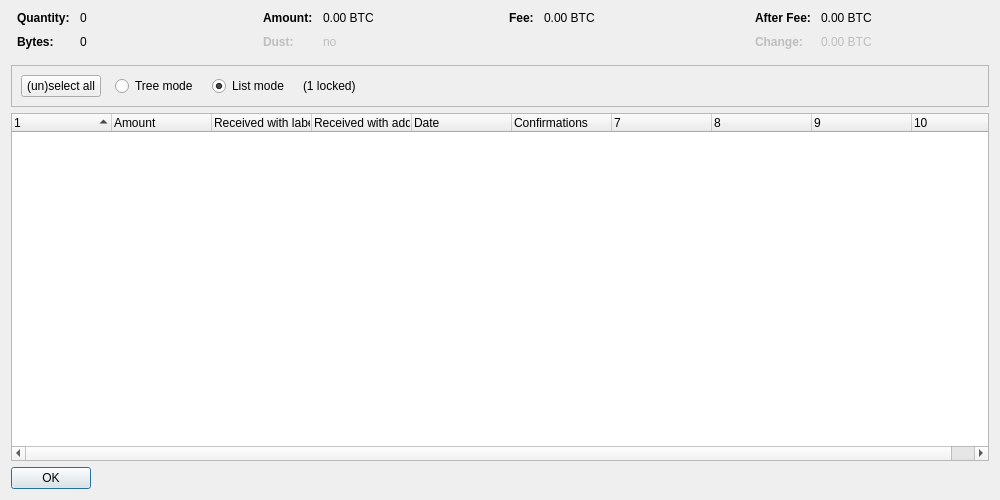
Old version of the form src/qt/forms/coincontroldialog.ui in the repository flavacoin/educational-coin-project.
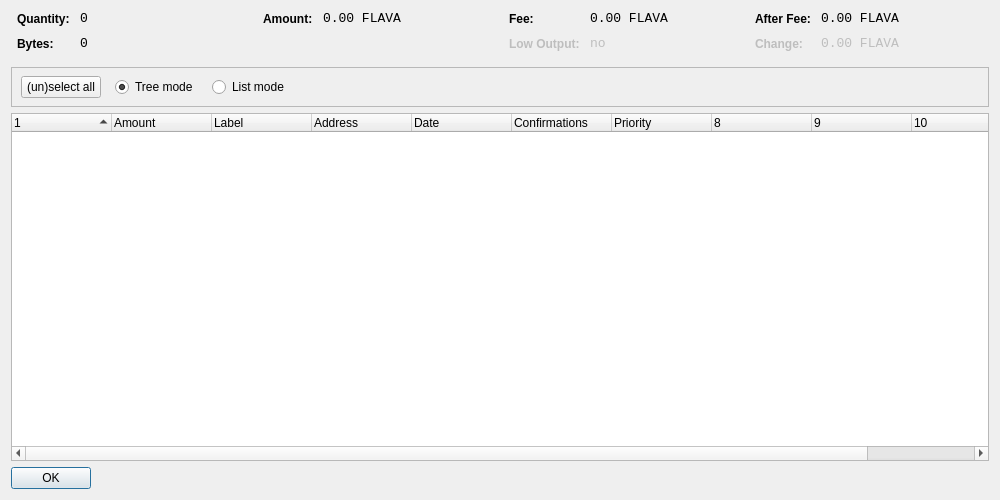
New version of the form. Custom widgets are drawn as their Qt base class.

Patch:
```diff
--- a/src/qt/forms/coincontroldialog.ui
+++ b/src/qt/forms/coincontroldialog.ui
@@ -38,11 +38,8 @@
        </property>
        <item row="0" column="0">
         <widget class="QLabel" name="labelCoinControlQuantityText">
-         <property name="font">
-          <font>
-           <weight>75</weight>
-           <bold>true</bold>
-          </font>
+         <property name="styleSheet">
+          <string notr="true">font-weight:bold;</string>
          </property>
          <property name="text">
           <string>Quantity:</string>
@@ -51,6 +48,12 @@
        </item>
        <item row="0" column="1">
         <widget class="QLabel" name="labelCoinControlQuantity">
+         <property name="font">
+          <font>
+           <family>Monospace</family>
+           <pointsize>10</pointsize>
+          </font>
+         </property>
          <property name="cursor">
           <cursorShape>IBeamCursor</cursorShape>
          </property>
@@ -67,11 +70,8 @@
        </item>
        <item row="1" column="0">
         <widget class="QLabel" name="labelCoinControlBytesText">
-         <property name="font">
-          <font>
-           <weight>75</weight>
-           <bold>true</bold>
-          </font>
+         <property name="styleSheet">
+          <string notr="true">font-weight:bold;</string>
          </property>
          <property name="text">
           <string>Bytes:</string>
@@ -80,6 +80,12 @@
        </item>
        <item row="1" column="1">
         <widget class="QLabel" name="labelCoinControlBytes">
+         <property name="font">
+          <font>
+           <family>Monospace</family>
+           <pointsize>10</pointsize>
+          </font>
+         </property>
          <property name="cursor">
           <cursorShape>IBeamCursor</cursorShape>
          </property>
@@ -112,11 +118,8 @@
        </property>
        <item row="0" column="0">
         <widget class="QLabel" name="labelCoinControlAmountText">
-         <property name="font">
-          <font>
-           <weight>75</weight>
-           <bold>true</bold>
-          </font>
+         <property name="styleSheet">
+          <string notr="true">font-weight:bold;</string>
          </property>
          <property name="text">
           <string>Amount:</string>
@@ -125,41 +128,12 @@
        </item>
        <item row="0" column="1">
         <widget class="QLabel" name="labelCoinControlAmount">
-         <property name="cursor">
-          <cursorShape>IBeamCursor</cursorShape>
-         </property>
-         <property name="contextMenuPolicy">
-          <enum>Qt::ActionsContextMenu</enum>
-         </property>
-         <property name="text">
-          <string notr="true">0.00 BTC</string>
-         </property>
-         <property name="textInteractionFlags">
-          <set>Qt::LinksAccessibleByMouse|Qt::TextSelectableByKeyboard|Qt::TextSelectableByMouse</set>
-         </property>
-        </widget>
-       </item>
-       <item row="1" column="0">
-        <widget class="QLabel" name="labelCoinControlLowOutputText">
-         <property name="enabled">
-          <bool>false</bool>
-         </property>
          <property name="font">
           <font>
-           <weight>75</weight>
-           <bold>true</bold>
+           <family>Monospace</family>
+           <pointsize>10</pointsize>
           </font>
          </property>
-         <property name="text">
-          <string>Dust:</string>
-         </property>
-        </widget>
-       </item>
-       <item row="1" column="1">
-        <widget class="QLabel" name="labelCoinControlLowOutput">
-         <property name="enabled">
-          <bool>false</bool>
-         </property>
          <property name="cursor">
           <cursorShape>IBeamCursor</cursorShape>
          </property>
@@ -167,7 +141,7 @@
           <enum>Qt::ActionsContextMenu</enum>
          </property>
          <property name="text">
-          <string notr="true">no</string>
+          <string notr="true">0.00 FLAVA</string>
          </property>
          <property name="textInteractionFlags">
           <set>Qt::LinksAccessibleByMouse|Qt::TextSelectableByKeyboard|Qt::TextSelectableByMouse</set>
@@ -192,11 +166,8 @@
        </property>
        <item row="0" column="0">
         <widget class="QLabel" name="labelCoinControlFeeText">
-         <property name="font">
-          <font>
-           <weight>75</weight>
-           <bold>true</bold>
-          </font>
+         <property name="styleSheet">
+          <string notr="true">font-weight:bold;</string>
          </property>
          <property name="text">
           <string>Fee:</string>
@@ -205,6 +176,12 @@
        </item>
        <item row="0" column="1">
         <widget class="QLabel" name="labelCoinControlFee">
+         <property name="font">
+          <font>
+           <family>Monospace</family>
+           <pointsize>10</pointsize>
+          </font>
+         </property>
          <property name="cursor">
           <cursorShape>IBeamCursor</cursorShape>
          </property>
@@ -212,7 +189,45 @@
           <enum>Qt::ActionsContextMenu</enum>
          </property>
          <property name="text">
-          <string notr="true">0.00 BTC</string>
+          <string notr="true">0.00 FLAVA</string>
+         </property>
+         <property name="textInteractionFlags">
+          <set>Qt::LinksAccessibleByMouse|Qt::TextSelectableByKeyboard|Qt::TextSelectableByMouse</set>
+         </property>
+        </widget>
+       </item>
+       <item row="1" column="0">
+        <widget class="QLabel" name="labelCoinControlLowOutputText">
+         <property name="enabled">
+          <bool>false</bool>
+         </property>
+         <property name="styleSheet">
+          <string notr="true">font-weight:bold;</string>
+         </property>
+         <property name="text">
+          <string>Low Output:</string>
+         </property>
+        </widget>
+       </item>
+       <item row="1" column="1">
+        <widget class="QLabel" name="labelCoinControlLowOutput">
+         <property name="enabled">
+          <bool>false</bool>
+         </property>
+         <property name="font">
+          <font>
+           <family>Monospace</family>
+           <pointsize>10</pointsize>
+          </font>
+         </property>
+         <property name="cursor">
+          <cursorShape>IBeamCursor</cursorShape>
+         </property>
+         <property name="contextMenuPolicy">
+          <enum>Qt::ActionsContextMenu</enum>
+         </property>
+         <property name="text">
+          <string notr="true">no</string>
          </property>
          <property name="textInteractionFlags">
           <set>Qt::LinksAccessibleByMouse|Qt::TextSelectableByKeyboard|Qt::TextSelectableByMouse</set>
@@ -237,11 +252,8 @@
        </property>
        <item row="0" column="0">
         <widget class="QLabel" name="labelCoinControlAfterFeeText">
-         <property name="font">
-          <font>
-           <weight>75</weight>
-           <bold>true</bold>
-          </font>
+         <property name="styleSheet">
+          <string notr="true">font-weight:bold;</string>
          </property>
          <property name="text">
           <string>After Fee:</string>
@@ -250,6 +262,12 @@
        </item>
        <item row="0" column="1">
         <widget class="QLabel" name="labelCoinControlAfterFee">
+         <property name="font">
+          <font>
+           <family>Monospace</family>
+           <pointsize>10</pointsize>
+          </font>
+         </property>
          <property name="cursor">
           <cursorShape>IBeamCursor</cursorShape>
          </property>
@@ -257,7 +275,7 @@
           <enum>Qt::ActionsContextMenu</enum>
          </property>
          <property name="text">
-          <string notr="true">0.00 BTC</string>
+          <string notr="true">0.00 FLAVA</string>
          </property>
          <property name="textInteractionFlags">
           <set>Qt::LinksAccessibleByMouse|Qt::TextSelectableByKeyboard|Qt::TextSelectableByMouse</set>
@@ -269,11 +287,8 @@
          <property name="enabled">
           <bool>false</bool>
          </property>
-         <property name="font">
-          <font>
-           <weight>75</weight>
-           <bold>true</bold>
-          </font>
+         <property name="styleSheet">
+          <string notr="true">font-weight:bold;</string>
          </property>
          <property name="text">
           <string>Change:</string>
@@ -285,6 +300,12 @@
          <property name="enabled">
           <bool>false</bool>
          </property>
+         <property name="font">
+          <font>
+           <family>Monospace</family>
+           <pointsize>10</pointsize>
+          </font>
+         </property>
          <property name="cursor">
           <cursorShape>IBeamCursor</cursorShape>
          </property>
@@ -292,7 +313,7 @@
           <enum>Qt::ActionsContextMenu</enum>
          </property>
          <property name="text">
-          <string notr="true">0.00 BTC</string>
+          <string notr="true">0.00 FLAVA</string>
          </property>
          <property name="textInteractionFlags">
           <set>Qt::LinksAccessibleByMouse|Qt::TextSelectableByKeyboard|Qt::TextSelectableByMouse</set>
@@ -317,8 +338,15 @@
      <property name="frameShadow">
       <enum>QFrame::Sunken</enum>
      </property>
-     <layout class="QHBoxLayout" name="horizontalLayout">
-      <item>
+     <widget class="QWidget" name="horizontalLayoutWidget">
+      <property name="geometry">
+       <rect>
+        <x>10</x>
+        <y>0</y>
+        <width>781</width>
+        <height>41</height>
+       </rect>
+      </property>
        <layout class="QHBoxLayout" name="horizontalLayoutPanel" stretch="0,0,0,0,0">
         <property name="spacing">
          <number>14</number>
@@ -334,9 +362,6 @@
           <property name="text">
            <string>(un)select all</string>
           </property>
-          <property name="autoDefault">
-           <bool>false</bool>
-          </property>
          </widget>
         </item>
         <item>
@@ -350,6 +375,9 @@
           <property name="text">
            <string>Tree mode</string>
           </property>
+         <property name="checked">
+          <bool>true</bool>
+         </property>
          </widget>
         </item>
         <item>
@@ -363,16 +391,6 @@
           <property name="text">
            <string>List mode</string>
           </property>
-          <property name="checked">
-           <bool>true</bool>
-          </property>
-         </widget>
-        </item>
-        <item>
-         <widget class="QLabel" name="labelLocked">
-          <property name="text">
-           <string notr="true">(1 locked)</string>
-          </property>
          </widget>
         </item>
         <item>
@@ -389,8 +407,7 @@
          </spacer>
         </item>
        </layout>
-      </item>
-     </layout>
+     </widget>
     </widget>
    </item>
    <item>
@@ -402,7 +419,7 @@
       <bool>false</bool>
      </property>
      <property name="columnCount">
-      <number>10</number>
+      <number>11</number>
      </property>
      <attribute name="headerShowSortIndicator" stdset="0">
       <bool>true</bool>
@@ -422,12 +439,12 @@
      </column>
      <column>
       <property name="text">
-       <string>Received with label</string>
+       <string>Label</string>
       </property>
      </column>
      <column>
       <property name="text">
-       <string>Received with address</string>
+       <string>Address</string>
       </property>
      </column>
      <column>
@@ -443,6 +460,11 @@
        <string>Confirmed</string>
       </property>
      </column>
+     <column>
+      <property name="text">
+       <string>Priority</string>
+      </property>
+     </column>
      <column>
       <property name="text">
        <string/>
```
Left out of the diff: 2 changed lines with no effect on the pictures. Lines whose indentation alone changed are shown as unchanged.
